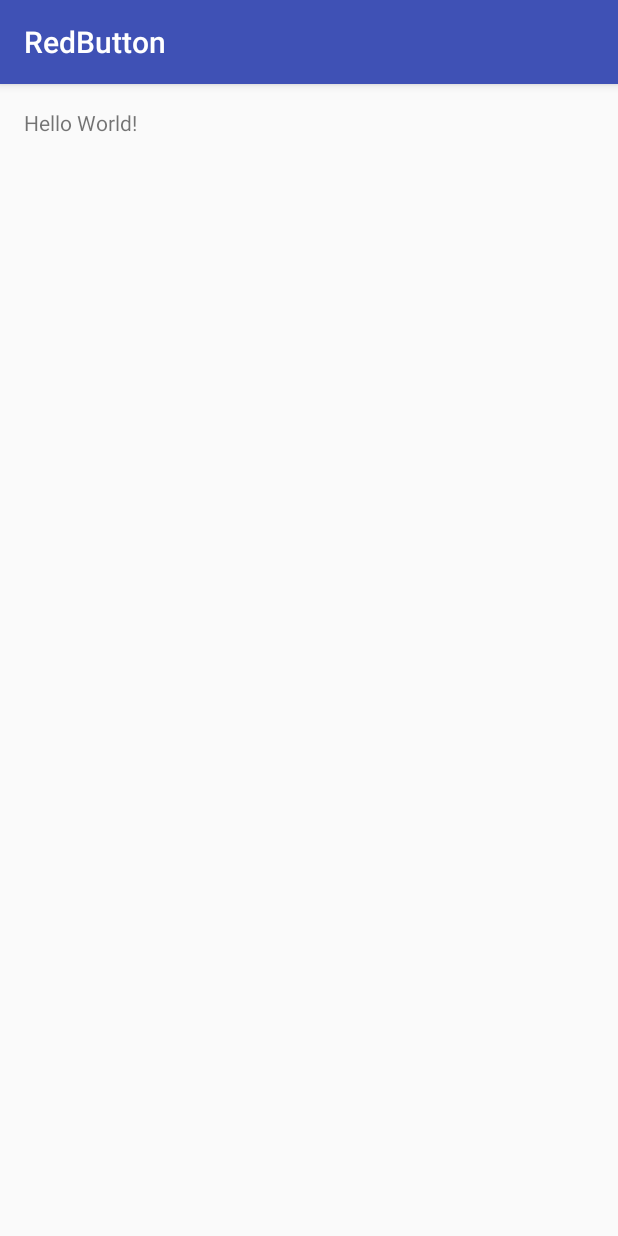
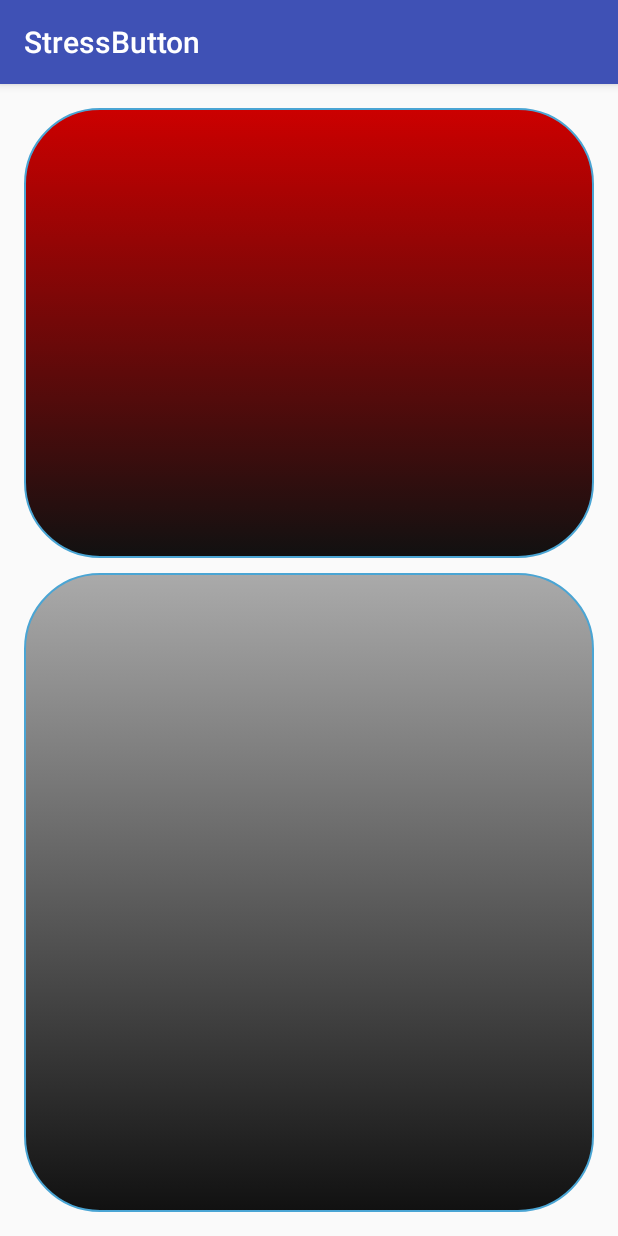
Before and after one commit to anott3/StressButton, an Android app: the screen it shows after launch (MainActivity), on a phone screen of 412 x 824 dp. Run offline under Robolectric (Android 15) with nearby library versions, the phone set to English and light mode, and no system bars.

Commit message:
Button images included. Permissions added in Manifest

```diff
--- a/app/src/main/AndroidManifest.xml
+++ b/app/src/main/AndroidManifest.xml
@@ -1,9 +1,12 @@
 <?xml version="1.0" encoding="utf-8"?>
 <manifest xmlns:android="http://schemas.android.com/apk/res/android"
     package="com.example.adithya.redbutton">
+    <uses-permission android:name="android.permission.READ_CONTACTS" />
+    <uses-permission android:name="android.permission.SEND_SMS"/>
 
     <application
         android:allowBackup="true"
+
         android:icon="@mipmap/ic_launcher"
         android:label="@string/app_name"
         android:supportsRtl="true"
--- a/app/src/main/java/com/example/adithya/redbutton/MainActivity.java
+++ b/app/src/main/java/com/example/adithya/redbutton/MainActivity.java
@@ -10,4 +10,6 @@ public class MainActivity extends AppCompatActivity {
         super.onCreate(savedInstanceState);
         setContentView(R.layout.activity_main);
     }
+
+
 }
--- /dev/null
+++ b/app/src/main/res/drawable/red_button.xml
@@ -0,0 +1,37 @@
+<?xml version="1.0" encoding="UTF-8"?>
+<selector xmlns:android="http://schemas.android.com/apk/res/android">
+    <item android:state_pressed="true" >
+        <shape>
+            <solid
+                android:color="@color/redButtonPressed" />
+            <stroke
+                android:width="1dp"
+                android:color="#222222" />
+            <corners
+                android:radius="50dp" />
+            <padding
+                android:left="10dp"
+                android:top="10dp"
+                android:right="10dp"
+                android:bottom="10dp" />
+        </shape>
+    </item>
+    <item>
+        <shape>
+            <gradient
+                android:startColor="@color/redButtonNotPressed"
+                android:endColor="#111111"
+                android:angle="270" />
+            <stroke
+                android:width="1dp"
+                android:color="#4aa5d4" />
+            <corners
+                android:radius="50dp" />
+            <padding
+                android:left="10dp"
+                android:top="10dp"
+                android:right="10dp"
+                android:bottom="10dp" />
+        </shape>
+    </item>
+</selector>
--- /dev/null
+++ b/app/src/main/res/drawable/setting_button.xml
@@ -0,0 +1,37 @@
+<?xml version="1.0" encoding="UTF-8"?>
+<selector xmlns:android="http://schemas.android.com/apk/res/android">
+    <item android:state_pressed="true" >
+        <shape>
+            <solid
+                android:color="@color/settingButtonPressed" />
+            <stroke
+                android:width="1dp"
+                android:color="#222222" />
+            <corners
+                android:radius="50dp" />
+            <padding
+                android:left="10dp"
+                android:top="10dp"
+                android:right="10dp"
+                android:bottom="10dp" />
+        </shape>
+    </item>
+    <item>
+        <shape>
+            <gradient
+                android:startColor="@color/settingButtonNotPressed"
+                android:endColor="#111111"
+                android:angle="270" />
+            <stroke
+                android:width="1dp"
+                android:color="#4aa5d4" />
+            <corners
+                android:radius="50dp" />
+            <padding
+                android:left="10dp"
+                android:top="10dp"
+                android:right="10dp"
+                android:bottom="10dp" />
+        </shape>
+    </item>
+</selector>
--- a/app/src/main/res/layout/activity_main.xml
+++ b/app/src/main/res/layout/activity_main.xml
@@ -9,8 +9,40 @@
     android:paddingTop="@dimen/activity_vertical_margin"
     tools:context="com.example.adithya.redbutton.MainActivity">
 
-    <TextView
-        android:layout_width="wrap_content"
-        android:layout_height="wrap_content"
-        android:text="Hello World!" />
+    <FrameLayout
+        android:layout_width="match_parent"
+        android:layout_height="300dp"
+        android:layout_alignParentTop="true"
+        android:layout_alignParentLeft="true"
+        android:layout_alignParentStart="true"
+        android:forceHasOverlappingRendering="true"
+        android:layout_alignParentEnd="false"
+        android:id="@+id/frameLayout">
+
+        <ImageButton
+            android:layout_width="match_parent"
+            android:layout_height="match_parent"
+            android:id="@+id/redButton"
+
+            android:layout_gravity="center"
+            android:cropToPadding="false"
+            android:background="@drawable/red_button" />
+    </FrameLayout>
+
+    <FrameLayout
+        android:layout_width="match_parent"
+        android:layout_height="match_parent"
+        android:layout_centerHorizontal="true"
+        android:layout_alignParentBottom="true"
+        android:layout_below="@+id/frameLayout"
+        android:paddingTop="10dp">
+
+        <ImageButton
+            android:layout_width="match_parent"
+            android:layout_height="match_parent"
+            android:id="@+id/settingButton"
+            android:layout_gravity="center"
+            android:background="@drawable/setting_button" />
+    </FrameLayout>
+
 </RelativeLayout>
--- a/app/src/main/res/values/colors.xml
+++ b/app/src/main/res/values/colors.xml
@@ -3,4 +3,9 @@
     <color name="colorPrimary">#3F51B5</color>
     <color name="colorPrimaryDark">#303F9F</color>
     <color name="colorAccent">#FF4081</color>
+    <color name="redButtonBorder">@android:color/holo_red_light</color>
+    <color name="redButtonPressed">@android:color/holo_red_light</color>
+    <color name="redButtonNotPressed">@android:color/holo_red_dark</color>
+    <color name="settingButtonPressed">@android:color/background_light</color>
+    <color name="settingButtonNotPressed">@android:color/darker_gray</color>
 </resources>
--- a/app/src/main/res/values/strings.xml
+++ b/app/src/main/res/values/strings.xml
@@ -1,3 +1,3 @@
 <resources>
-    <string name="app_name">RedButton</string>
+    <string name="app_name">StressButton</string>
 </resources>
```
